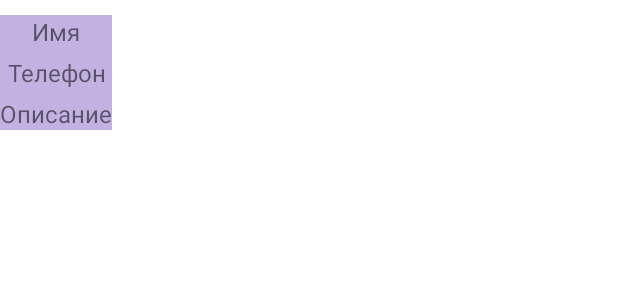
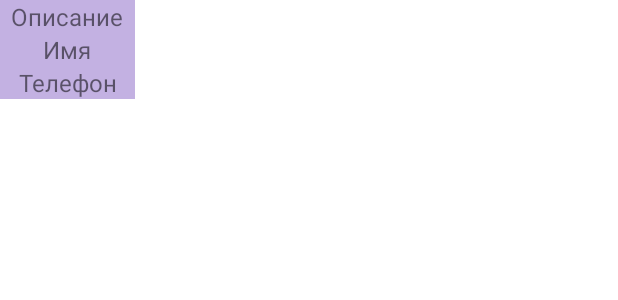
Before and after one commit to Winnie-the-Pooh2019/MyDailer, an Android app: the layout recyclerview_item.xml on its own in the app's theme, with its tools: preview values and no code run, on a phone screen of 412 x 824 dp. Shown: the top 300 px of the screen. Run offline under Robolectric (Android 15) with nearby library versions, the phone set to English and light mode, and no system bars; network calls fail.

Commit message:
beautified layout

```diff
--- a/app/src/main/java/com/example/mydailer/adapter/DayAdapter.kt
+++ b/app/src/main/java/com/example/mydailer/adapter/DayAdapter.kt
@@ -16,12 +16,6 @@ class DayAdapter(var phoneList: List<Phone>) : Adapter<DayView>() {
         holder.name.text = phoneList[position].name
         holder.phone.text = phoneList[position].phone
         holder.description.text = phoneList[position].type
-        holder.titles.setBackgroundColor(
-            if (position % 2 == 0)
-                holder.name.context.getColor(R.color.title_even)
-            else
-                holder.name.context.getColor(R.color.title_not_even)
-        )
     }
 
     override fun getItemCount(): Int = phoneList.size
--- a/app/src/main/java/com/example/mydailer/adapter/DayView.kt
+++ b/app/src/main/java/com/example/mydailer/adapter/DayView.kt
@@ -1,7 +1,6 @@
 package com.example.mydailer.adapter
 
 import android.view.View
-import android.widget.LinearLayout
 import android.widget.TextView
 import androidx.recyclerview.widget.RecyclerView.ViewHolder
 import com.example.mydailer.R
@@ -10,5 +9,4 @@ class DayView(view: View) : ViewHolder(view) {
     val name: TextView = view.findViewById(R.id.name)
     val phone: TextView = view.findViewById(R.id.phone)
     val description: TextView = view.findViewById(R.id.description)
-    val titles: LinearLayout = view.findViewById(R.id.titles)
 }
--- a/app/src/main/res/layout/activity_main.xml
+++ b/app/src/main/res/layout/activity_main.xml
@@ -6,7 +6,7 @@
         android:layout_width="match_parent"
         android:layout_height="match_parent"
         tools:context=".MainActivity" android:id="@+id/main_layout" android:orientation="vertical"
-        android:paddingHorizontal="15dp">
+>
     <LinearLayout
             android:orientation="horizontal"
             android:layout_width="match_parent"
--- a/app/src/main/res/layout/recyclerview_item.xml
+++ b/app/src/main/res/layout/recyclerview_item.xml
@@ -1,44 +1,52 @@
 <?xml version="1.0" encoding="utf-8"?>
 <LinearLayout xmlns:android="http://schemas.android.com/apk/res/android"
               android:layout_width="match_parent"
-              android:layout_height="wrap_content" android:orientation="horizontal" android:id="@+id/recycler_container"
-              android:layout_marginVertical="10dp">
+              android:layout_height="wrap_content" android:orientation="vertical" android:id="@+id/recycler_container"
+              android:layout_marginVertical="0dp">
 
     <LinearLayout
-            android:orientation="vertical"
-            android:layout_width="wrap_content"
-            android:layout_height="match_parent" android:id="@+id/titles" android:layout_marginEnd="5dp"
-            android:background="#65673AB7">
+            android:orientation="horizontal"
+            android:layout_width="match_parent"
+            android:layout_height="match_parent">
+        <TextView
+                android:text="@string/desc_title_text"
+                android:layout_width="90dp"
+                android:layout_height="match_parent" android:id="@+id/desc_title" android:textAlignment="center"
+                android:textSize="16sp" android:layout_weight="0"
+                android:background="@color/title_even"/>
+        <TextView
+                android:layout_width="match_parent"
+                android:layout_height="wrap_content" android:id="@+id/phone"
+                android:textAlignment="center" android:textSize="16sp" android:layout_weight="1"
+                android:layout_marginHorizontal="5dp"/>
+    </LinearLayout>
+    <LinearLayout
+            android:orientation="horizontal"
+            android:layout_width="match_parent"
+            android:layout_height="match_parent">
         <TextView
                 android:text="@string/name_title_text"
+                android:layout_width="90dp"
+                android:layout_height="match_parent" android:id="@+id/name_title" android:textAlignment="center"
+                android:textSize="16sp" android:layout_weight="0" android:background="@color/title_even"/>
+        <TextView
                 android:layout_width="match_parent"
-                android:layout_height="wrap_content" android:id="@+id/name_title" android:textAlignment="center"
-                android:textSize="16sp"/>
+                android:layout_height="wrap_content" android:id="@+id/description" android:textAlignment="center"
+                android:textSize="16sp" android:layout_marginHorizontal="5dp"/>
+    </LinearLayout>
+    <LinearLayout
+            android:orientation="horizontal"
+            android:layout_width="match_parent"
+            android:layout_height="match_parent">
         <TextView
                 android:text="@string/phone_title_desc"
-                android:layout_width="match_parent"
-                android:layout_height="wrap_content" android:id="@+id/phone_title" android:textAlignment="center"
-                android:textSize="16sp" android:layout_marginVertical="5dp"/>
-        <TextView
-                android:text="@string/desc_title_text"
-                android:layout_width="match_parent"
-                android:layout_height="wrap_content" android:id="@+id/desc_title" android:textAlignment="center"
-                android:textSize="16sp"/>
-    </LinearLayout>
-    <LinearLayout
-            android:orientation="vertical"
-            android:layout_width="match_parent"
-            android:layout_height="match_parent" android:id="@+id/values">
+                android:layout_width="90dp"
+                android:layout_height="match_parent" android:id="@+id/phone_title" android:textAlignment="center"
+                android:textSize="16sp" android:layout_weight="0"
+                android:background="@color/title_even"/>
         <TextView
                 android:layout_width="match_parent"
-                android:layout_height="wrap_content" android:id="@+id/description" android:textAlignment="viewEnd"
-                android:textSize="16sp"/>
-        <TextView
-                android:layout_width="match_parent"
-                android:layout_height="wrap_content" android:id="@+id/name" android:textSize="16sp"/>
-        <TextView
-                android:layout_width="match_parent"
-                android:layout_height="wrap_content" android:id="@+id/phone" android:layout_marginVertical="5dp"
-                android:textAlignment="center" android:textSize="16sp"/>
+                android:layout_height="wrap_content" android:id="@+id/name" android:textSize="16sp"
+                android:layout_weight="0" android:layout_marginHorizontal="5dp"/>
     </LinearLayout>
 </LinearLayout>
```
